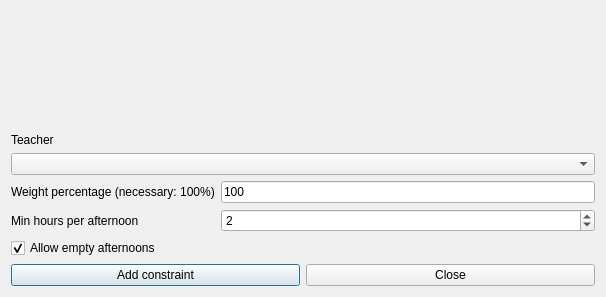
First picture: the form in fet/src/interface/addconstraintteacherminhoursperafternoonform_template.ui, repository vonmecheln/fet, before the edit.
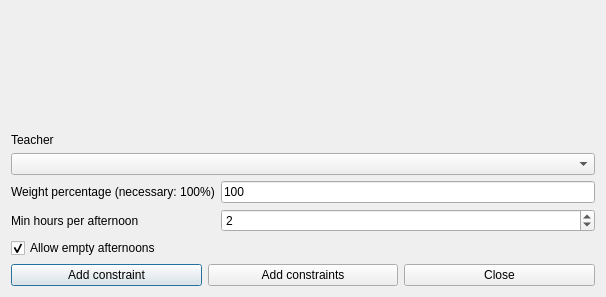
Second picture: the form after the edit.

```diff
--- a/fet/src/interface/addconstraintteacherminhoursperafternoonform_template.ui
+++ b/fet/src/interface/addconstraintteacherminhoursperafternoonform_template.ui
@@ -49,6 +49,13 @@
        </property>
       </widget>
      </item>
+     <item>
+      <widget class="QPushButton" name="addConstraintsPushButton">
+       <property name="text">
+        <string>Add constraints</string>
+       </property>
+      </widget>
+     </item>
      <item>
       <widget class="QPushButton" name="closePushButton">
        <property name="text">
```
